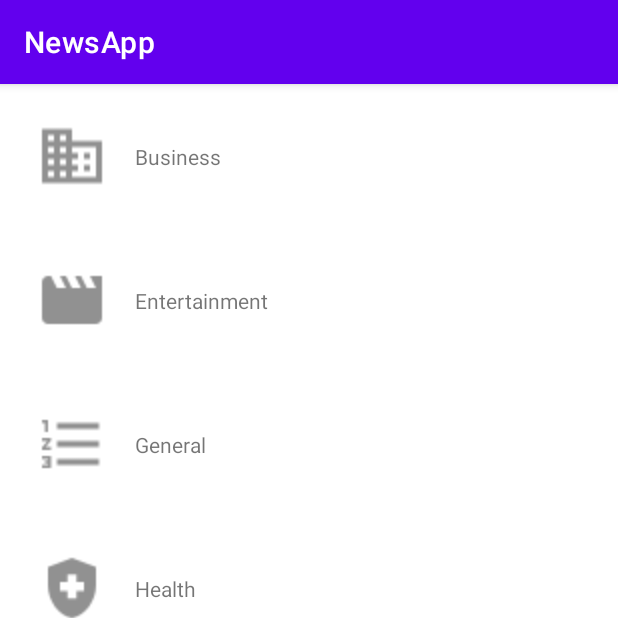
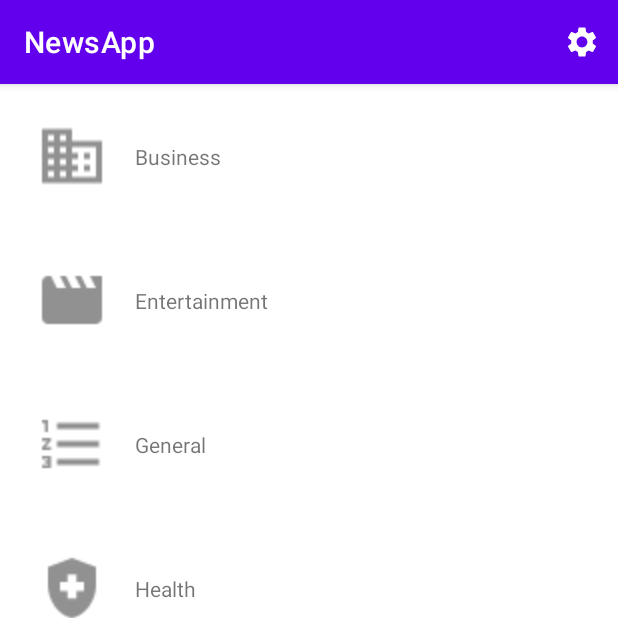
Before and after one commit to YAJATapps/NewsApp, an Android app: the screen it shows after launch (MainActivity), item 2 of the bottom bar chosen, on a phone screen of 412 x 824 dp, the top half of it. Run offline under Robolectric (Android 15) with nearby library versions, the phone set to English and light mode, and no system bars; our stand-ins replace Room's generated code; pictures from the network do not load.

Commit message:
Add icon in actionbar to open settings

```diff
--- a/app/src/main/kotlin/com/yajatkumar/newsapp/MainActivity.kt
+++ b/app/src/main/kotlin/com/yajatkumar/newsapp/MainActivity.kt
@@ -9,6 +9,9 @@ import com.yajatkumar.newsapp.fragment.CategoriesFragment
 import com.yajatkumar.newsapp.fragment.ChannelFragment
 import com.yajatkumar.newsapp.fragment.HomeFragment
 import com.yajatkumar.newsapp.fragment.SearchFragment
+import android.view.Menu
+import android.view.MenuItem
+import com.yajatkumar.newsapp.util.ActivityUtil.Companion.launchSettings
 
 
 class MainActivity : AppCompatActivity() {
@@ -55,4 +58,17 @@ class MainActivity : AppCompatActivity() {
             .commitAllowingStateLoss()
     }
 
+    override fun onCreateOptionsMenu(menu: Menu): Boolean {
+        // Inflate menu
+        menuInflater.inflate(R.menu.settings_menu, menu)
+        return true
+    }
+
+    override fun onOptionsItemSelected(item: MenuItem): Boolean {
+        val id: Int = item.itemId
+        return if (id == R.id.action_settings) {
+            launchSettings(this)
+            true
+        } else super.onOptionsItemSelected(item)
+    }
 }
--- /dev/null
+++ b/app/src/main/res/drawable/ic_settings.xml
@@ -0,0 +1,5 @@
+<vector android:height="24dp" android:tint="@android:color/white"
+    android:viewportHeight="24" android:viewportWidth="24"
+    android:width="24dp" xmlns:android="http://schemas.android.com/apk/res/android">
+    <path android:fillColor="@android:color/white" android:pathData="M19.14,12.94c0.04,-0.3 0.06,-0.61 0.06,-0.94c0,-0.32 -0.02,-0.64 -0.07,-0.94l2.03,-1.58c0.18,-0.14 0.23,-0.41 0.12,-0.61l-1.92,-3.32c-0.12,-0.22 -0.37,-0.29 -0.59,-0.22l-2.39,0.96c-0.5,-0.38 -1.03,-0.7 -1.62,-0.94L14.4,2.81c-0.04,-0.24 -0.24,-0.41 -0.48,-0.41h-3.84c-0.24,0 -0.43,0.17 -0.47,0.41L9.25,5.35C8.66,5.59 8.12,5.92 7.63,6.29L5.24,5.33c-0.22,-0.08 -0.47,0 -0.59,0.22L2.74,8.87C2.62,9.08 2.66,9.34 2.86,9.48l2.03,1.58C4.84,11.36 4.8,11.69 4.8,12s0.02,0.64 0.07,0.94l-2.03,1.58c-0.18,0.14 -0.23,0.41 -0.12,0.61l1.92,3.32c0.12,0.22 0.37,0.29 0.59,0.22l2.39,-0.96c0.5,0.38 1.03,0.7 1.62,0.94l0.36,2.54c0.05,0.24 0.24,0.41 0.48,0.41h3.84c0.24,0 0.44,-0.17 0.47,-0.41l0.36,-2.54c0.59,-0.24 1.13,-0.56 1.62,-0.94l2.39,0.96c0.22,0.08 0.47,0 0.59,-0.22l1.92,-3.32c0.12,-0.22 0.07,-0.47 -0.12,-0.61L19.14,12.94zM12,15.6c-1.98,0 -3.6,-1.62 -3.6,-3.6s1.62,-3.6 3.6,-3.6s3.6,1.62 3.6,3.6S13.98,15.6 12,15.6z"/>
+</vector>
--- /dev/null
+++ b/app/src/main/res/layout/activity_settings.xml
@@ -0,0 +1,6 @@
+<?xml version="1.0" encoding="utf-8"?>
+<androidx.constraintlayout.widget.ConstraintLayout xmlns:android="http://schemas.android.com/apk/res/android"
+    android:layout_width="match_parent"
+    android:layout_height="match_parent">
+
+</androidx.constraintlayout.widget.ConstraintLayout>
--- /dev/null
+++ b/app/src/main/res/menu/settings_menu.xml
@@ -0,0 +1,12 @@
+<?xml version="1.0" encoding="utf-8"?>
+<menu xmlns:app="http://schemas.android.com/apk/res-auto"
+    xmlns:android="http://schemas.android.com/apk/res/android">
+
+    <item
+        android:id="@+id/action_settings"
+        android:icon="@drawable/ic_settings"
+        android:orderInCategory="100"
+        android:title="@string/settings"
+        app:showAsAction="always" />
+
+</menu>
--- a/app/src/main/res/values/strings.xml
+++ b/app/src/main/res/values/strings.xml
@@ -22,4 +22,6 @@
     <string name="api_description">NewsApp needs to get the API key from https://newsapi.org to fetch the news. Register your account there and paste the API key into the textbox below.</string>
     <string name="api_hint">Enter API key here</string>
     <string name="submit">Submit</string>
+
+    <string name="settings">Settings</string>
 </resources>
```
Also changed, not shown: app/src/main/AndroidManifest.xml (+10 -0 lines), app/src/main/kotlin/com/yajatkumar/newsapp/SettingsActivity.kt (added, +32 -0 lines), app/src/main/kotlin/com/yajatkumar/newsapp/util/ActivityUtil.kt (+11 -0 lines).
